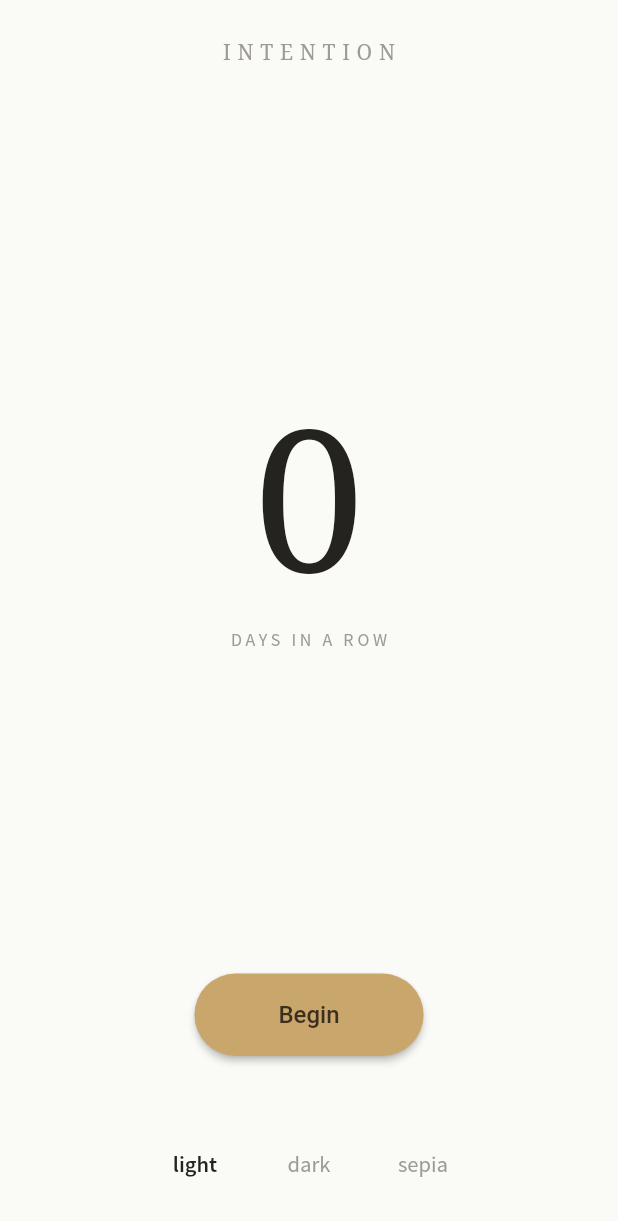
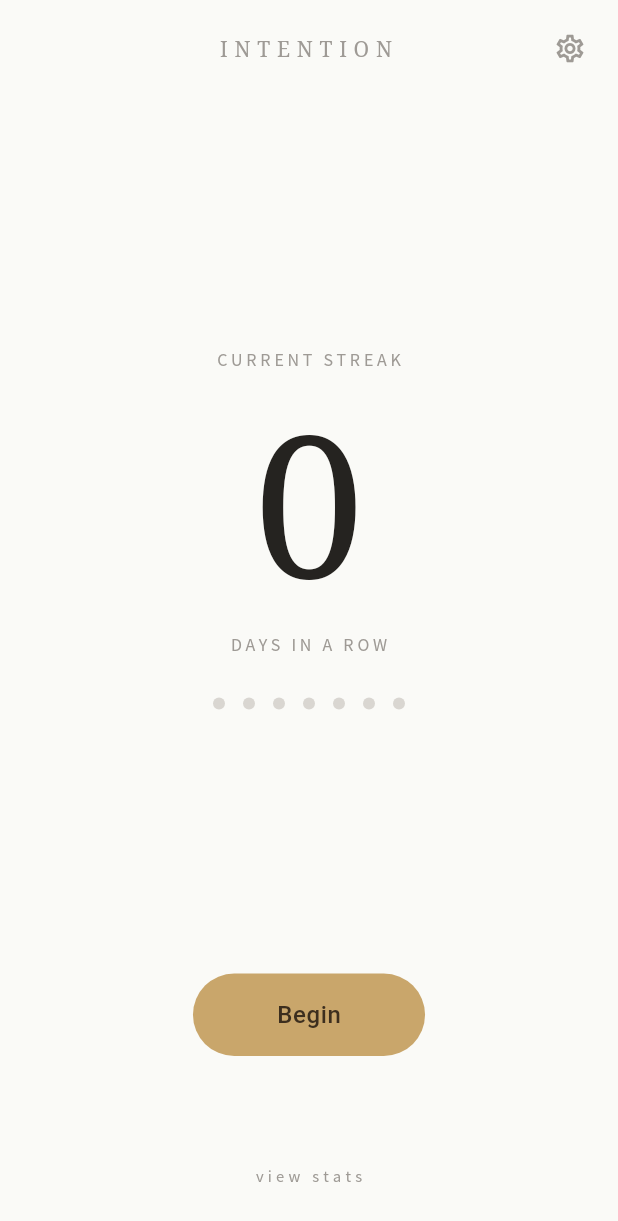
Before and after one commit to AlexanderSchoenfeldt/meditationtimer, a Flutter app: the screen it shows after launch, on a phone screen of 412 x 824 dp. Shown: the top 1221 px of the screen. Run offline on Flutter 3.47's test engine with Material 3 defaults, Android fonts, the phone set to English and light mode, and no system bars; our stand-ins replace flutter_riverpod, go_router.

Commit message:
Phase 3 (1/9): Home screen + go_router scaffold
- Routes for all nine planned screens defined in lib/router.dart;
  every screen except Home is a stub in lib/screens/placeholders.dart
  that we'll replace in subsequent commits.
- HomeScreen shows the wordmark, gear → Settings, optional recover
  card (visible when the last sit was ≥2 days ago and the user hasn't
  dismissed it today), a serif streak hero, a 7-day dot row, the gold
  Begin button, last-sit line, and a quiet "view stats" link.
- Reusable widgets: PrimaryButton/GhostButton (gold pill style),
  StreakDots (DayMark renderer).
- MaterialApp.router replaces the single-screen home; the splash and
  error variants still own their own MaterialApp without routing so
  the loading state stays trivial.
- widget_test now asserts the Home content (CURRENT STREAK, 0,
  INTENTION, Begin) with an empty state.

Co-Authored-By: Claude Opus 4.7 (1M context) <noreply@anthropic.com>

```diff
--- a/lib/main.dart
+++ b/lib/main.dart
@@ -2,8 +2,8 @@ import 'package:flutter/material.dart';
 import 'package:flutter_riverpod/flutter_riverpod.dart';
 
 import 'providers/app_state_provider.dart';
+import 'router.dart';
 import 'theme/app_theme.dart';
-import 'theme/palette.dart';
 
 void main() {
   runApp(const ProviderScope(child: IntentionApp()));
@@ -16,14 +16,24 @@ class IntentionApp extends ConsumerWidget {
   Widget build(BuildContext context, WidgetRef ref) {
     final state = ref.watch(appStateProvider);
     final palette = ref.watch(paletteProvider);
-    return MaterialApp(
-      title: 'Intention',
-      debugShowCheckedModeBanner: false,
-      theme: buildTheme(palette),
-      home: state.when(
-        data: (_) => const _ThemePreview(),
-        loading: () => const _Splash(),
-        error: (e, _) => _ErrorView(error: e),
+    final theme = buildTheme(palette);
+
+    return state.when(
+      data: (_) => MaterialApp.router(
+        title: 'Intention',
+        debugShowCheckedModeBanner: false,
+        theme: theme,
+        routerConfig: router,
+      ),
+      loading: () => MaterialApp(
+        theme: theme,
+        debugShowCheckedModeBanner: false,
+        home: const _Splash(),
+      ),
+      error: (e, _) => MaterialApp(
+        theme: theme,
+        debugShowCheckedModeBanner: false,
+        home: _ErrorView(error: e),
       ),
     );
   }
@@ -34,9 +44,7 @@ class _Splash extends StatelessWidget {
 
   @override
   Widget build(BuildContext context) {
-    return Scaffold(
-      body: const Center(child: Wordmark()),
-    );
+    return const Scaffold(body: Center(child: Wordmark()));
   }
 }
 
@@ -60,69 +68,3 @@ class _ErrorView extends StatelessWidget {
     );
   }
 }
-
-class _ThemePreview extends ConsumerWidget {
-  const _ThemePreview();
-
-  @override
-  Widget build(BuildContext context, WidgetRef ref) {
-    final p = context.palette;
-    final state = ref.watch(appStateProvider).requireValue;
-    final streak = ref.watch(streakProvider);
-    return Scaffold(
-      body: SafeArea(
-        child: Column(
-          children: [
-            const SizedBox(height: 24),
-            const Wordmark(),
-            const Spacer(),
-            Text('${streak.streak}',
-                style: Theme.of(context).textTheme.displayLarge),
-            const SizedBox(height: 4),
-            Text('DAYS IN A ROW',
-                style: Theme.of(context).textTheme.labelMedium),
-            const Spacer(),
-            ElevatedButton(
-              style: ElevatedButton.styleFrom(
-                backgroundColor: p.gold,
-                foregroundColor: p.goldOn,
-                shape: const StadiumBorder(),
-                padding:
-                    const EdgeInsets.symmetric(horizontal: 56, vertical: 18),
-                textStyle:
-                    const TextStyle(fontSize: 16, fontWeight: FontWeight.w500),
-              ),
-              onPressed: () {},
-              child: const Text('Begin'),
-            ),
-            const SizedBox(height: 48),
-            Row(
-              mainAxisAlignment: MainAxisAlignment.center,
-              children: [
-                for (final m in AppTheme.values)
-                  Padding(
-                    padding: const EdgeInsets.symmetric(horizontal: 6),
-                    child: TextButton(
-                      onPressed: () => ref
-                          .read(appStateProvider.notifier)
-                          .setTheme(m),
-                      child: Text(
-                        m.name,
-                        style: TextStyle(
-                          color: m == state.settings.theme ? p.ink : p.ink3,
-                          fontWeight: m == state.settings.theme
-                              ? FontWeight.w600
-                              : FontWeight.w400,
-                        ),
-                      ),
-                    ),
-                  ),
-              ],
-            ),
-            const SizedBox(height: 24),
-          ],
-        ),
-      ),
-    );
-  }
-}
--- /dev/null
+++ b/lib/router.dart
@@ -0,0 +1,19 @@
+import 'package:go_router/go_router.dart';
+
+import 'screens/home_screen.dart';
+import 'screens/placeholders.dart';
+
+final router = GoRouter(
+  initialLocation: '/',
+  routes: [
+    GoRoute(path: '/', builder: (_, _) => const HomeScreen()),
+    GoRoute(path: '/setup', builder: (_, _) => const SetupScreen()),
+    GoRoute(path: '/timer', builder: (_, _) => const TimerScreen()),
+    GoRoute(path: '/complete', builder: (_, _) => const CompleteScreen()),
+    GoRoute(path: '/stats', builder: (_, _) => const StatsScreen()),
+    GoRoute(path: '/settings', builder: (_, _) => const SettingsScreen()),
+    GoRoute(path: '/data', builder: (_, _) => const DataScreen()),
+    GoRoute(path: '/recovery', builder: (_, _) => const RecoveryScreen()),
+    GoRoute(path: '/onboarding', builder: (_, _) => const OnboardingScreen()),
+  ],
+);
--- /dev/null
+++ b/lib/screens/home_screen.dart
@@ -0,0 +1,175 @@
+import 'package:flutter/material.dart';
+import 'package:flutter_riverpod/flutter_riverpod.dart';
+import 'package:go_router/go_router.dart';
+
+import '../data/dates.dart';
+import '../data/stats.dart';
+import '../providers/app_state_provider.dart';
+import '../theme/app_theme.dart';
+import '../theme/palette.dart';
+import '../widgets/primary_button.dart';
+import '../widgets/streak_dots.dart';
+
+class HomeScreen extends ConsumerWidget {
+  const HomeScreen({super.key});
+
+  @override
+  Widget build(BuildContext context, WidgetRef ref) {
+    final p = context.palette;
+    final state = ref.watch(appStateProvider).requireValue;
+    final streak = ref.watch(streakProvider);
+    final gap = gapDays(streak.lastDate);
+    final showRecover =
+        gap >= 2 && state.streakDismissedFor != todayKey() && gap < (1 << 29);
+    final week = lastSevenDays(state.sessions);
+    final last = state.sessions.isEmpty ? null : state.sessions.last;
+
+    return Scaffold(
+      body: SafeArea(
+        child: Column(
+          crossAxisAlignment: CrossAxisAlignment.stretch,
+          children: [
+            // Top bar
+            Padding(
+              padding: const EdgeInsets.fromLTRB(12, 8, 8, 0),
+              child: Row(
+                children: [
+                  const SizedBox(width: 40),
+                  const Expanded(child: Center(child: Wordmark())),
+                  IconButton(
+                    icon: Icon(Icons.settings_outlined, color: p.ink3),
+                    onPressed: () => context.push('/settings'),
+                    tooltip: 'Settings',
+                  ),
+                ],
+              ),
+            ),
+
+            if (showRecover) _RecoverCard(gapDays: gap),
+
+            const Spacer(),
+
+            // Streak hero
+            Column(
+              children: [
+                Text(
+                  streak.doneToday ? 'TODAY COMPLETE' : 'CURRENT STREAK',
+                  style: Theme.of(context).textTheme.labelMedium,
+                ),
+                const SizedBox(height: 16),
+                Text(
+                  '${streak.streak}',
+                  style: Theme.of(context).textTheme.displayLarge,
+                ),
+                const SizedBox(height: 4),
+                Text(
+                  streak.streak == 1 ? 'DAY IN A ROW' : 'DAYS IN A ROW',
+                  style: Theme.of(context).textTheme.labelMedium,
+                ),
+                const SizedBox(height: 28),
+                StreakDots(days: week),
+              ],
+            ),
+
+            const Spacer(),
+
+            // Begin
+            Center(
+              child: PrimaryButton(
+                label: 'Begin',
+                onPressed: () => context.push('/setup'),
+              ),
+            ),
+            const SizedBox(height: 14),
+            if (last != null)
+              Center(
+                child: Text(
+                  'last sit · ${last.minutes} min · ${relativeDay(last.date)}',
+                  style: Theme.of(context).textTheme.bodySmall?.copyWith(
+                        color: p.ink3,
+                      ),
+                ),
+              )
+            else
+              const SizedBox(height: 18),
+
+            const SizedBox(height: 24),
+            Center(
+              child: TextButton(
+                onPressed: () => context.push('/stats'),
+                style: TextButton.styleFrom(foregroundColor: p.ink3),
+                child: const Text(
+                  'view stats',
+                  style: TextStyle(
+                      fontSize: 11,
+                      letterSpacing: 2.8,
+                      fontWeight: FontWeight.w500),
+                ),
+              ),
+            ),
+            const SizedBox(height: 16),
+          ],
+        ),
+      ),
+    );
+  }
+}
+
+String relativeDay(String date) {
+  final gap = gapDays(date);
+  if (gap == 0) return 'today';
+  if (gap == 1) return 'yesterday';
+  return '$gap days ago';
+}
+
+class _RecoverCard extends StatelessWidget {
+  final int gapDays;
+  const _RecoverCard({required this.gapDays});
+
+  @override
+  Widget build(BuildContext context) {
+    final p = context.palette;
+    return Padding(
+      padding: const EdgeInsets.fromLTRB(24, 12, 24, 0),
+      child: InkWell(
+        onTap: () => context.push('/recovery'),
+        borderRadius: BorderRadius.circular(12),
+        child: Container(
+          padding: const EdgeInsets.symmetric(horizontal: 16, vertical: 14),
+          decoration: BoxDecoration(
+            border: Border.all(color: p.lineSoft),
+            borderRadius: BorderRadius.circular(12),
+          ),
+          child: Row(
+            children: [
+              Expanded(
+                child: Column(
+                  crossAxisAlignment: CrossAxisAlignment.start,
+                  children: [
+                    Text(
+                      'After $gapDays days',
+                      style: TextStyle(
+                          fontSize: 13,
+                          color: p.ink2,
+                          letterSpacing: 0.2),
+                    ),
+                    const SizedBox(height: 4),
+                    Text(
+                      'If practice happened, you may mark it.',
+                      style: TextStyle(
+                        fontSize: 12,
+                        color: p.ink3,
+                        fontStyle: FontStyle.italic,
+                      ),
+                    ),
+                  ],
+                ),
+              ),
+              Icon(Icons.chevron_right, color: p.ink3, size: 18),
+            ],
+          ),
+        ),
+      ),
+    );
+  }
+}
--- /dev/null
+++ b/lib/widgets/primary_button.dart
@@ -0,0 +1,63 @@
+import 'package:flutter/material.dart';
+
+import '../theme/palette.dart';
+
+class PrimaryButton extends StatelessWidget {
+  final String label;
+  final VoidCallback? onPressed;
+  final bool large;
+  const PrimaryButton({
+    super.key,
+    required this.label,
+    required this.onPressed,
+    this.large = true,
+  });
+
+  @override
+  Widget build(BuildContext context) {
+    final p = context.palette;
+    return ElevatedButton(
+      style: ElevatedButton.styleFrom(
+        backgroundColor: p.gold,
+        foregroundColor: p.goldOn,
+        disabledBackgroundColor: p.bgSunk,
+        disabledForegroundColor: p.ink3,
+        elevation: 0,
+        shape: const StadiumBorder(),
+        padding: EdgeInsets.symmetric(
+          horizontal: large ? 56 : 28,
+          vertical: large ? 18 : 12,
+        ),
+        textStyle: TextStyle(
+          fontSize: large ? 16 : 14,
+          fontWeight: FontWeight.w500,
+          letterSpacing: 0.4,
+        ),
+      ),
+      onPressed: onPressed,
+      child: Text(label),
+    );
+  }
+}
+
+class GhostButton extends StatelessWidget {
+  final String label;
+  final VoidCallback? onPressed;
+  const GhostButton({super.key, required this.label, required this.onPressed});
+
+  @override
+  Widget build(BuildContext context) {
+    final p = context.palette;
+    return OutlinedButton(
+      style: OutlinedButton.styleFrom(
+        foregroundColor: p.ink2,
+        side: BorderSide(color: p.line),
+        shape: const StadiumBorder(),
+        padding: const EdgeInsets.symmetric(horizontal: 24, vertical: 12),
+        textStyle: const TextStyle(fontSize: 14, fontWeight: FontWeight.w500),
+      ),
+      onPressed: onPressed,
+      child: Text(label),
+    );
+  }
+}
--- /dev/null
+++ b/lib/widgets/streak_dots.dart
@@ -0,0 +1,30 @@
+import 'package:flutter/material.dart';
+
+import '../data/stats.dart';
+import '../theme/palette.dart';
+
+class StreakDots extends StatelessWidget {
+  final List<DayMark> days;
+  const StreakDots({super.key, required this.days});
+
+  @override
+  Widget build(BuildContext context) {
+    final p = context.palette;
+    return Row(
+      mainAxisSize: MainAxisSize.min,
+      children: [
+        for (int i = 0; i < days.length; i++) ...[
+          Container(
+            width: 8,
+            height: 8,
+            decoration: BoxDecoration(
+              shape: BoxShape.circle,
+              color: days[i].on ? p.gold : p.line,
+            ),
+          ),
+          if (i < days.length - 1) const SizedBox(width: 12),
+        ],
+      ],
+    );
+  }
+}
```
Also changed, not shown: lib/screens/placeholders.dart (added, +83 -0 lines), 1 other file.
